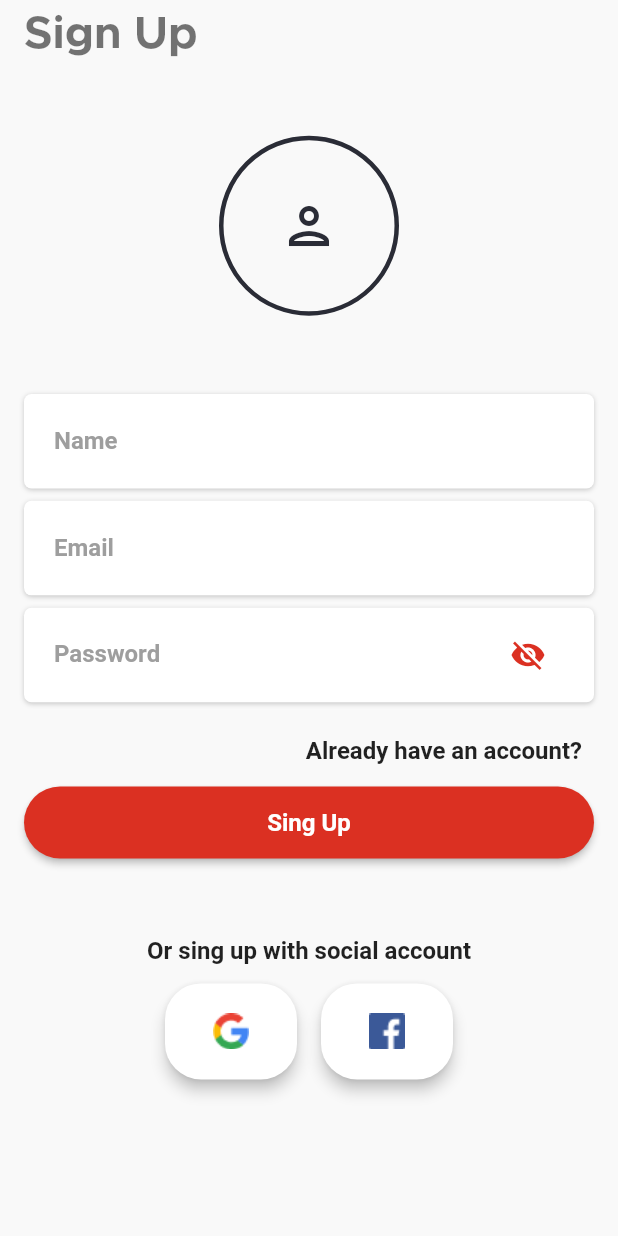
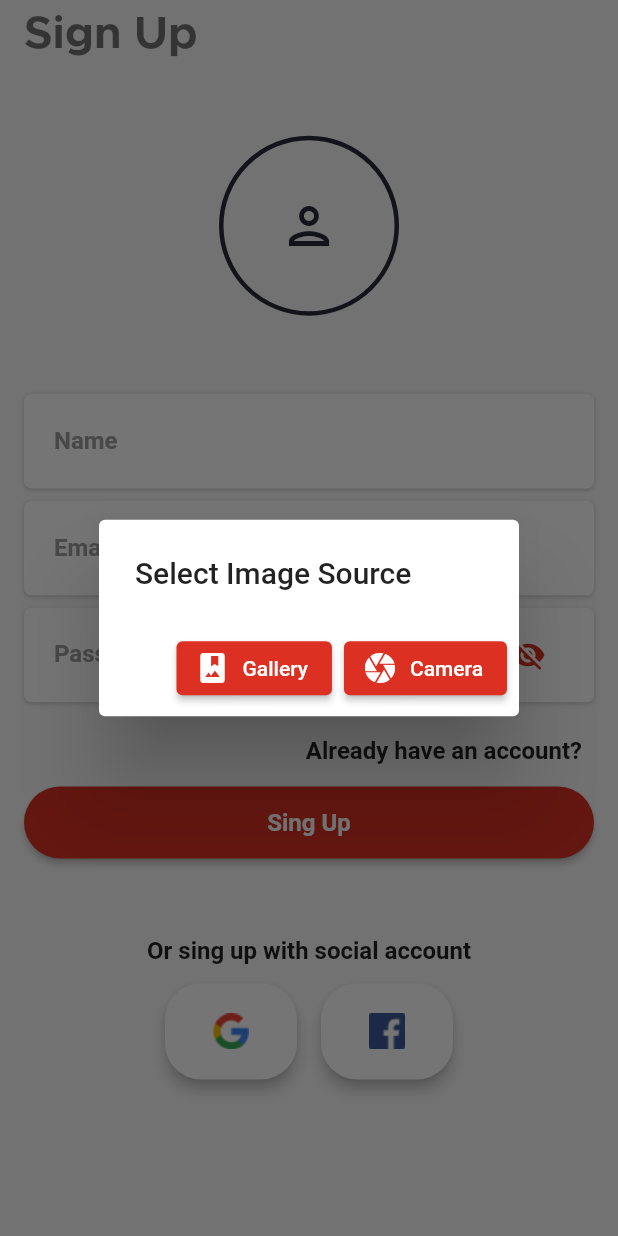
Before and after one commit to Muhammad-Sharif-Ullah/flutter_eshop, a Flutter app: the SignUpPage screen opened by its route, after a tap on the "person" icon, on a phone screen of 412 x 824 dp. Run offline on Flutter 3.47's test engine with Material 2 defaults, Android fonts, the light colour scheme and no system bars; our stand-ins replace carousel_slider, firebase_core, image_picker; accounts and stored records are empty.

Commit message:
Added Image Picker Functionality in Sinup View. and Added  Auth Provider in multiprovider in FlutterEshop class

```diff
--- a/lib/pages/nav_views/beg_view.dart
+++ b/lib/pages/nav_views/beg_view.dart
@@ -13,7 +13,7 @@ class BegView extends StatelessWidget {
         MediaQuery.of(context).platformBrightness == Brightness.dark;
     final Size size = MediaQuery.of(context).size;
 
-    final double height = size.height;
+    // final double height = size.height;
     final double width = size.width;
     final TextTheme textTheme = Theme.of(context).textTheme;
 
--- a/lib/pages/signup_page.dart
+++ b/lib/pages/signup_page.dart
@@ -1,4 +1,7 @@
+import 'dart:io';
+
 import 'package:flutter/material.dart';
+import 'package:flutter_eshop/provider/auth_provider.dart';
 import 'package:flutter_eshop/routes/app_pages.dart';
 import 'package:flutter_eshop/theme/app_colors.dart';
 import 'package:flutter_eshop/theme/app_constant.dart';
@@ -8,6 +11,7 @@ import 'package:flutter_eshop/widget/google_auth_btn.dart';
 import 'package:flutter_eshop/widget/input_container_widget.dart';
 import 'package:flutter_eshop/widget/password_field.dart';
 import 'package:flutter_eshop/widget/text_input.dart';
+import 'package:provider/provider.dart';
 
 class SignUpPage extends StatefulWidget {
   const SignUpPage({Key? key}) : super(key: key);
@@ -79,10 +83,16 @@ class _SignUpPageState extends State<SignUpPage> {
                           borderRadius: BorderRadius.circular(100000),
                           child: InkWell(
                             borderRadius: BorderRadius.circular(100000),
-                            child: buildNoImageWidget(isDarkMode),
-                            onTap: () {},
-                            // child: controller.image.value != ''? Image.file(File(controller.image.value),fit: BoxFit.cover,): buildNoImageWidget(isDarkMode)),
-                            // onTap: () => controller.chooseImageSource(),
+                            child: context.watch<AuthProvider>().imagePicked !=
+                                    ''
+                                ? Image.file(
+                                    File(
+                                      context.watch<AuthProvider>().imagePicked,
+                                    ),
+                                    fit: BoxFit.cover,
+                                  )
+                                : buildNoImageWidget(isDarkMode),
+                            onTap: () => _choseImage(context),
                           ),
                         ),
                       ),
@@ -91,7 +101,6 @@ class _SignUpPageState extends State<SignUpPage> {
                       flex: 1,
                     ),
 
-                    // const SizedBox(height: 20),
                     Column(
                       children: [
                         InputBoxWidget(
@@ -136,13 +145,11 @@ class _SignUpPageState extends State<SignUpPage> {
                                 Navigator.pushNamed(context, AppRoutes.login),
                           ),
                         ),
-                        // const SizedBox(height: 20),
 
                         // Obx(() => controller.isRequesting.value
                         //     ? CircularProgressIndicator()
                         // : buildSignUpButton(context)),
                         buildSignUpButton(context, width, textTheme, _formKey),
-                        // const SizedBox(height: 30),
                       ],
                     ),
                     const Spacer(),
@@ -202,4 +209,35 @@ class _SignUpPageState extends State<SignUpPage> {
       },
     );
   }
+
+  Future<dynamic> _choseImage(BuildContext context) async {
+    return showDialog(
+      context: context,
+      builder: (context) => AlertDialog(
+        title: const Text('Select Image Source'),
+        actions: [
+          ElevatedButton.icon(
+            onPressed: () {
+              context.read<AuthProvider>().getImage(true, context);
+            },
+            icon: const Icon(
+              Icons.photo_album,
+              color: Colors.white,
+            ),
+            label: const Text('Gallery', style: TextStyle(color: Colors.white)),
+          ),
+          ElevatedButton.icon(
+            onPressed: () {
+              context.read<AuthProvider>().getImage(false, context);
+            },
+            icon: const Icon(Icons.camera, color: Colors.white),
+            label: const Text(
+              'Camera',
+              style: TextStyle(color: Colors.white),
+            ),
+          ),
+        ],
+      ),
+    );
+  }
 }
--- a/lib/provider/auth_provider.dart
+++ b/lib/provider/auth_provider.dart
@@ -1,7 +1,23 @@
 
 import 'package:flutter/cupertino.dart';
+import 'package:image_picker/image_picker.dart';
 
-class AuthoProvider with ChangeNotifier{
+class AuthProvider with ChangeNotifier {
+  final ImagePicker _picker = ImagePicker();
+  String imagePicked = '';
+  bool isRequesting = false;
 
+  void requesting() => isRequesting = !isRequesting;
 
+  getImage(bool isGallery, BuildContext context) async {
+    if (isGallery) {
+      imagePicked =
+          (await _picker.pickImage(source: ImageSource.gallery))!.path;
+    } else {
+      imagePicked = (await _picker.pickImage(source: ImageSource.camera))!.path;
+    }
+    notifyListeners();
+    Navigator.pop(context);
+    print.call(imagePicked);
+  }
 }
--- a/lib/routes/app_pages.dart
+++ b/lib/routes/app_pages.dart
@@ -3,8 +3,6 @@ import 'package:flutter_eshop/pages/home_page.dart';
 import 'package:flutter_eshop/pages/login_page.dart';
 import 'package:flutter_eshop/pages/nav_views/settings_view.dart';
 import 'package:flutter_eshop/pages/signup_page.dart';
-import 'package:flutter_eshop/provider/auth_provider.dart';
-import 'package:provider/provider.dart';
 
 part 'app_routes.dart';
 
@@ -13,18 +11,9 @@ class AppPages {
   static const String initalRoutes = AppRoutes.login;
   static final routes = {
     AppRoutes.home: (context) => const HomePage(),
-    AppRoutes.login: (context) => ChangeNotifierProvider<AuthoProvider>(
-          create: (context) => AuthoProvider(),
-          child: const LoginPage(),
-        ),
-    AppRoutes.signup: (context) => ChangeNotifierProvider<AuthoProvider>(
-          create: (context) => AuthoProvider(),
-          child: const SignUpPage(),
-        ),
-    AppRoutes.forgotPassword: (context) => ChangeNotifierProvider<AuthoProvider>(
-          create: (context) => AuthoProvider(),
-          child: const LoginPage(),
-        ),
+    AppRoutes.login: (context) => const LoginPage(),
+    AppRoutes.signup: (context) =>const SignUpPage(),
+    AppRoutes.forgotPassword: (context) => const ForgotPassPage(),
     AppRoutes.settings: (context) => const SettingsView(),
   };
 }
```
Also changed, not shown: lib/main.dart (+14 -6 lines), lib/pages/nav_views/settings_view.dart (+2 -37 lines), lib/provider/bottom_navigation_provider.dart (+2 -10 lines), lib/widget/rating_widget.dart (+4 -4 lines).
